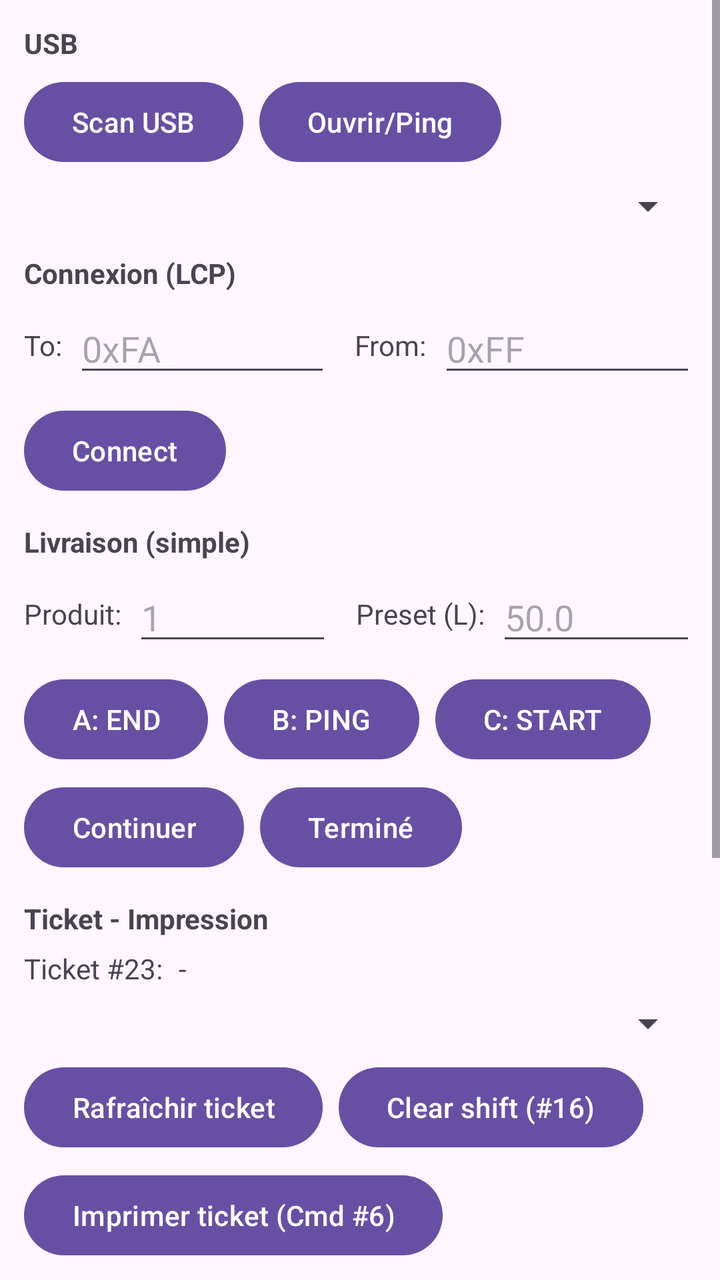
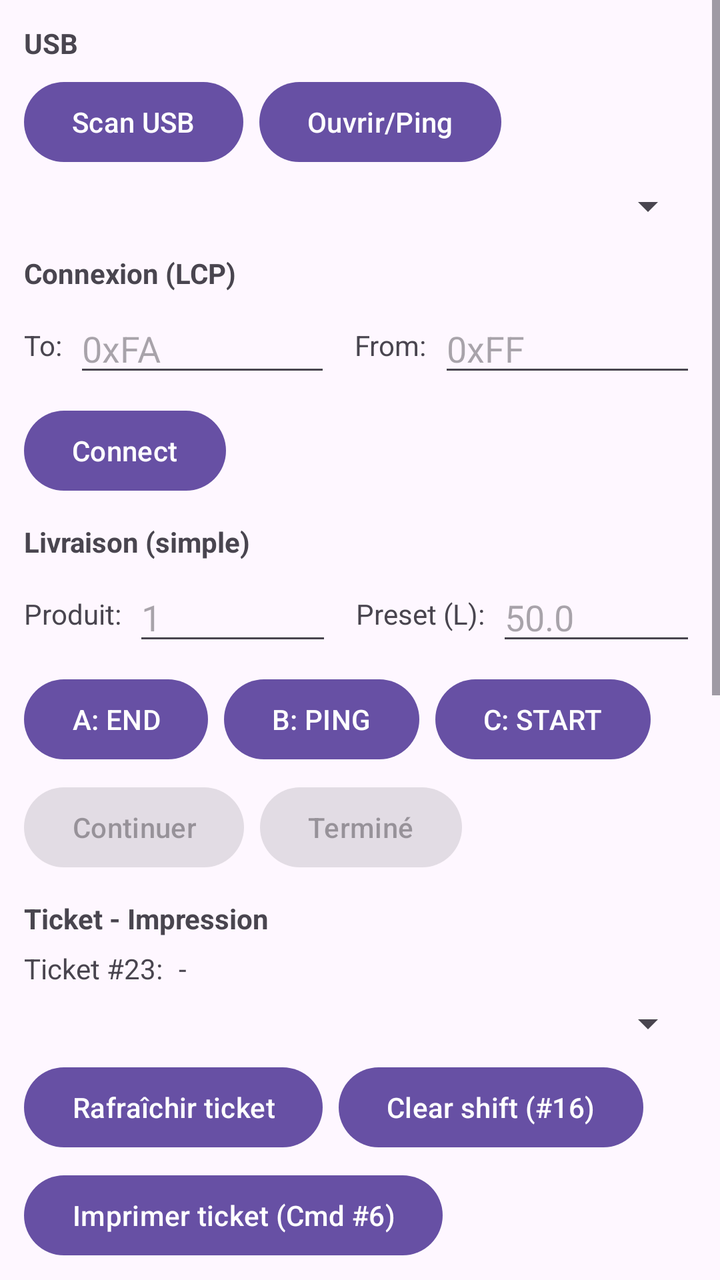

Before-and-after screenshots of an Android layout around one commit, followed by the original layout XML and the change that was made.
<!-- AndroidManifest.xml: application theme Theme.Material3.DayNight.NoActionBar -->
<!-- res/layout/activity_main.xml -->
<ScrollView xmlns:android="http://schemas.android.com/apk/res/android"
    android:id="@+id/logScroll"
    android:layout_width="match_parent"
    android:layout_height="match_parent"
    android:fillViewport="true">

    <LinearLayout
        android:id="@+id/root"
        android:layout_width="match_parent"
        android:layout_height="wrap_content"
        android:orientation="vertical"
        android:padding="12dp">

        
        <TextView
            android:id="@+id/lblUsb"
            android:layout_width="wrap_content"
            android:layout_height="wrap_content"
            android:text="USB"
            android:textStyle="bold"
            android:paddingBottom="6dp" />

        <LinearLayout
            android:layout_width="match_parent"
            android:layout_height="wrap_content"
            android:orientation="horizontal">

            <Button
                android:id="@+id/btnScanUsb"
                android:layout_width="wrap_content"
                android:layout_height="wrap_content"
                android:text="Scan USB" />

            <Button
                android:id="@+id/btnPingUsb"
                android:layout_width="wrap_content"
                android:layout_height="wrap_content"
                android:text="Ouvrir/Ping"
                android:layout_marginStart="8dp" />
        </LinearLayout>

        <Spinner
            android:id="@+id/spnUsbDevices"
            android:layout_width="match_parent"
            android:layout_height="wrap_content"
            android:layout_marginTop="6dp" />

        
        <TextView
            android:id="@+id/lblConn"
            android:layout_width="wrap_content"
            android:layout_height="wrap_content"
            android:text="Connexion (LCP)"
            android:textStyle="bold"
            android:paddingTop="12dp"
            android:paddingBottom="6dp" />

        <LinearLayout
            android:layout_width="match_parent"
            android:layout_height="wrap_content"
            android:orientation="horizontal">

            <TextView
                android:layout_width="wrap_content"
                android:layout_height="wrap_content"
                android:text="To:"
                android:layout_gravity="center_vertical"
                android:paddingEnd="6dp" />

            <EditText
                android:id="@+id/edtTo"
                android:layout_width="0dp"
                android:layout_height="wrap_content"
                android:layout_weight="1"
                android:hint="0xFA"
                android:inputType="text"
                android:maxLines="1" />

            <TextView
                android:layout_width="wrap_content"
                android:layout_height="wrap_content"
                android:text="From:"
                android:layout_gravity="center_vertical"
                android:paddingStart="12dp"
                android:paddingEnd="6dp" />

            <EditText
                android:id="@+id/edtFrom"
                android:layout_width="0dp"
                android:layout_height="wrap_content"
                android:layout_weight="1"
                android:hint="0xFF"
                android:inputType="text"
                android:maxLines="1" />
        </LinearLayout>

        <Button
            android:id="@+id/btnConnect"
            android:layout_width="wrap_content"
            android:layout_height="wrap_content"
            android:text="Connect"
            android:layout_marginTop="8dp" />

        
        <TextView
            android:id="@+id/lblDelivery"
            android:layout_width="wrap_content"
            android:layout_height="wrap_content"
            android:text="Livraison (simple)"
            android:textStyle="bold"
            android:paddingTop="12dp"
            android:paddingBottom="6dp" />

        <LinearLayout
            android:layout_width="match_parent"
            android:layout_height="wrap_content"
            android:orientation="horizontal">

            <TextView
                android:layout_width="wrap_content"
                android:layout_height="wrap_content"
                android:text="Produit:"
                android:layout_gravity="center_vertical"
                android:paddingEnd="6dp" />

            <EditText
                android:id="@+id/edtProduct"
                android:layout_width="0dp"
                android:layout_height="wrap_content"
                android:layout_weight="1"
                android:hint="1"
                android:inputType="number"
                android:maxLines="1" />

            <TextView
                android:layout_width="wrap_content"
                android:layout_height="wrap_content"
                android:text="Preset (L):"
                android:layout_gravity="center_vertical"
                android:paddingStart="12dp"
                android:paddingEnd="6dp" />

            <EditText
                android:id="@+id/edtPreset"
                android:layout_width="0dp"
                android:layout_height="wrap_content"
                android:layout_weight="1"
                android:hint="50.0"
                android:inputType="numberDecimal"
                android:maxLines="1" />
        </LinearLayout>

        
        <LinearLayout
            android:layout_width="match_parent"
            android:layout_height="wrap_content"
            android:orientation="horizontal"
            android:layout_marginTop="8dp">

            <Button
                android:id="@+id/btnA"
                android:layout_width="wrap_content"
                android:layout_height="wrap_content"
                android:text="A: END" />

            <Button
                android:id="@+id/btnB"
                android:layout_width="wrap_content"
                android:layout_height="wrap_content"
                android:text="B: PING"
                android:layout_marginStart="8dp" />

            <Button
                android:id="@+id/btnC"
                android:layout_width="wrap_content"
                android:layout_height="wrap_content"
                android:text="C: START"
                android:layout_marginStart="8dp" />
        </LinearLayout>

        <LinearLayout
            android:layout_width="match_parent"
            android:layout_height="wrap_content"
            android:orientation="horizontal"
            android:layout_marginTop="6dp">

            <Button
                android:id="@+id/btnContinue"
                android:layout_width="wrap_content"
                android:layout_height="wrap_content"
                android:text="Continuer" />

            <Button
                android:id="@+id/btnFinish"
                android:layout_width="wrap_content"
                android:layout_height="wrap_content"
                android:text="Terminé"
                android:layout_marginStart="8dp" />
        </LinearLayout>

        
        <TextView
            android:id="@+id/lblTicket"
            android:layout_width="wrap_content"
            android:layout_height="wrap_content"
            android:text="Ticket - Impression"
            android:textStyle="bold"
            android:paddingTop="12dp"
            android:paddingBottom="6dp" />

        
        <LinearLayout
            android:layout_width="match_parent"
            android:layout_height="wrap_content"
            android:orientation="horizontal"
            android:gravity="center_vertical">

            <TextView
                android:layout_width="wrap_content"
                android:layout_height="wrap_content"
                android:text="Ticket #23:"
                android:paddingEnd="8dp" />

            <TextView
                android:id="@+id/txtTicketNumber"
                android:layout_width="wrap_content"
                android:layout_height="wrap_content"
                android:text="-" />
        </LinearLayout>

        
        <Spinner
            android:id="@+id/spnTicketRequired"
            android:layout_width="match_parent"
            android:layout_height="wrap_content"
            android:layout_marginTop="6dp" />

        <LinearLayout
            android:layout_width="match_parent"
            android:layout_height="wrap_content"
            android:orientation="horizontal"
            android:layout_marginTop="6dp">

            <Button
                android:id="@+id/btnRefreshTicket"
                android:layout_width="wrap_content"
                android:layout_height="wrap_content"
                android:text="Rafraîchir ticket" />

            <Button
                android:id="@+id/btnClearShift"
                android:layout_width="wrap_content"
                android:layout_height="wrap_content"
                android:text="Clear shift (#16)"
                android:layout_marginStart="8dp" />
        </LinearLayout>

        
        <Button
            android:id="@+id/btnPrintPending"
            android:layout_width="wrap_content"
            android:layout_height="wrap_content"
            android:text="Imprimer ticket (Cmd #6)"
            android:layout_marginTop="6dp" />

        
        <TextView
            android:id="@+id/lblPrinterStatus"
            android:layout_width="wrap_content"
            android:layout_height="wrap_content"
            android:text="Statut imprimante (0x23 / prnStatus):"
            android:textStyle="bold"
            android:paddingTop="12dp"
            android:paddingBottom="6dp" />

        <TextView
            android:id="@+id/txtPrinterStatus"
            android:layout_width="match_parent"
            android:layout_height="wrap_content"
            android:text="(non connecté / non lu)"
            android:padding="10dp"
            android:background="#EEEEEE" />

        <Button
            android:id="@+id/btnRefreshPrinter"
            android:layout_width="wrap_content"
            android:layout_height="wrap_content"
            android:text="Rafraîchir imprimante"
            android:layout_marginTop="6dp" />

        
        <TextView
            android:id="@+id/lblLogs"
            android:layout_width="wrap_content"
            android:layout_height="wrap_content"
            android:text="Logs"
            android:textStyle="bold"
            android:paddingTop="12dp"
            android:paddingBottom="6dp" />

        <CheckBox
            android:id="@+id/switchIoLog"
            android:layout_width="wrap_content"
            android:layout_height="wrap_content"
            android:text="Afficher logs + I/O (TX/RX)" />

        <LinearLayout
            android:layout_width="match_parent"
            android:layout_height="wrap_content"
            android:orientation="horizontal"
            android:layout_marginTop="6dp">

            <Button
                android:id="@+id/btnCopyLog"
                android:layout_width="wrap_content"
                android:layout_height="wrap_content"
                android:text="Copier log" />

            <Button
                android:id="@+id/btnClearLog"
                android:layout_width="wrap_content"
                android:layout_height="wrap_content"
                android:text="Effacer"
                android:layout_marginStart="8dp" />
        </LinearLayout>

        <TextView
            android:id="@+id/txtLog"
            android:layout_width="match_parent"
            android:layout_height="wrap_content"
            android:textSize="12sp"
            android:textIsSelectable="true"
            android:typeface="monospace"
            android:padding="10dp"
            android:layout_marginTop="6dp"
            android:background="#111111"
            android:textColor="#E6E6E6"
            android:text="" />

    </LinearLayout>
</ScrollView>
<!-- resources referenced by this layout -->
<resources>

</resources>

<!-- the commit's change to res/layout/activity_main.xml (unified diff, before → after) -->
@@ -1,5 +1,5 @@
 <ScrollView xmlns:android="http://schemas.android.com/apk/res/android"
-    android:id="@+id/logScroll"
+    android:id="@+id/rootScroll"
     android:layout_width="match_parent"
     android:layout_height="match_parent"
     android:fillViewport="true">
@@ -178,6 +178,7 @@
                 android:layout_marginStart="8dp" />
         </LinearLayout>
 
+        
         <LinearLayout
             android:layout_width="match_parent"
             android:layout_height="wrap_content"
@@ -188,14 +189,16 @@
                 android:id="@+id/btnContinue"
                 android:layout_width="wrap_content"
                 android:layout_height="wrap_content"
-                android:text="Continuer" />
+                android:text="Continuer"
+                android:enabled="false" />
 
             <Button
                 android:id="@+id/btnFinish"
                 android:layout_width="wrap_content"
                 android:layout_height="wrap_content"
                 android:text="Terminé"
-                android:layout_marginStart="8dp" />
+                android:layout_marginStart="8dp"
+                android:enabled="false" />
         </LinearLayout>
 
         
@@ -324,18 +327,28 @@
                 android:layout_marginStart="8dp" />
         </LinearLayout>
 
-        <TextView
-            android:id="@+id/txtLog"
-            android:layout_width="match_parent"
-            android:layout_height="wrap_content"
-            android:textSize="12sp"
-            android:textIsSelectable="true"
-            android:typeface="monospace"
-            android:padding="10dp"
+        
+        <ScrollView
+            android:id="@+id/logScroll"
+            android:layout_width="match_parent"
+            android:layout_height="260dp"
             android:layout_marginTop="6dp"
             android:background="#111111"
-            android:textColor="#E6E6E6"
-            android:text="" />
+            android:padding="0dp"
+            android:fillViewport="true">
+
+            <TextView
+                android:id="@+id/txtLog"
+                android:layout_width="match_parent"
+                android:layout_height="wrap_content"
+                android:textSize="12sp"
+                android:textIsSelectable="true"
+                android:typeface="monospace"
+                android:padding="10dp"
+                android:background="#111111"
+                android:textColor="#E6E6E6"
+                android:text="" />
+        </ScrollView>
 
     </LinearLayout>
 </ScrollView>
